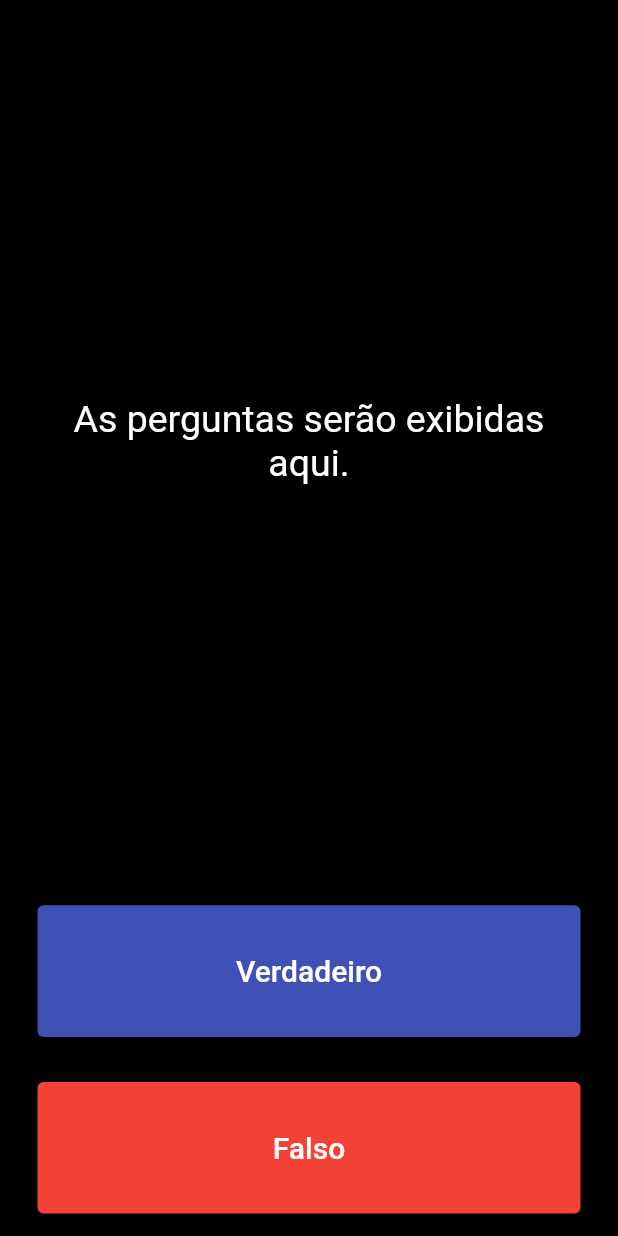
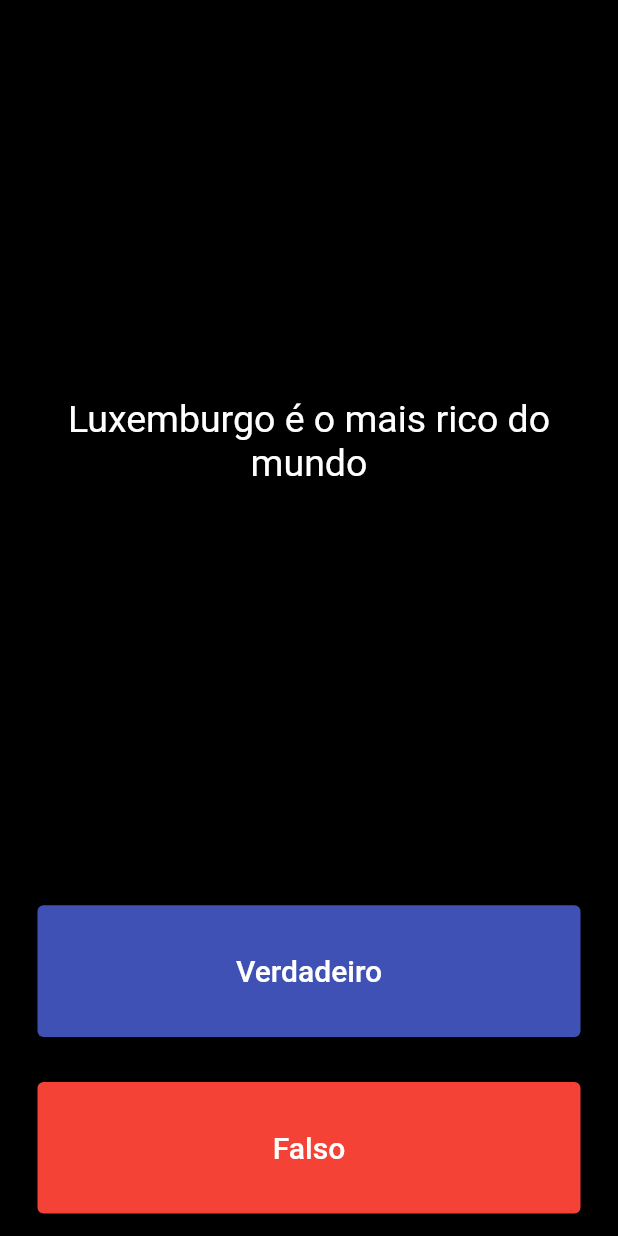
Before and after one commit to davidfffelix/Quizz, a Flutter app: the screen it shows after launch, on a phone screen of 412 x 824 dp. Run offline on Flutter 3.47's test engine with Material 2 defaults, Android fonts, the phone set to English and light mode, and no system bars.

Commit message:
Show question

```diff
--- a/lib/main.dart
+++ b/lib/main.dart
@@ -47,7 +47,7 @@ class _QuizPageState extends State<QuizPage> {
             padding: EdgeInsets.all(10),
             child: Center(
               child: Text(
-                'As perguntas serão exibidas aqui.',
+                perguntas[0],
                 textAlign: TextAlign.center,
                 style: TextStyle(
                   color: Colors.white,
```
